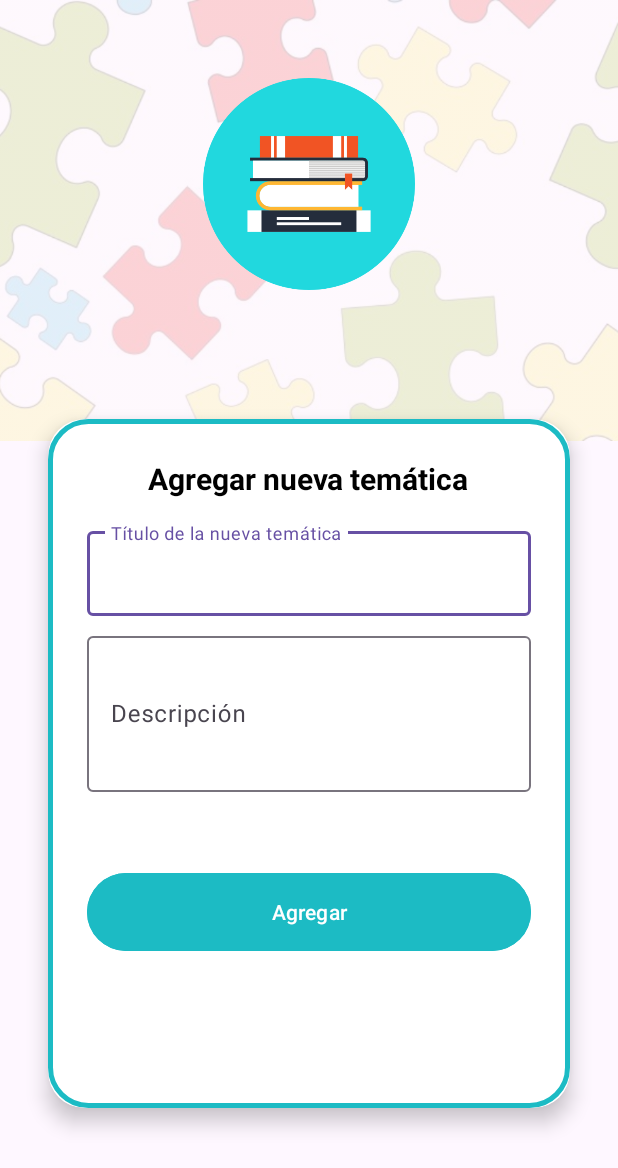
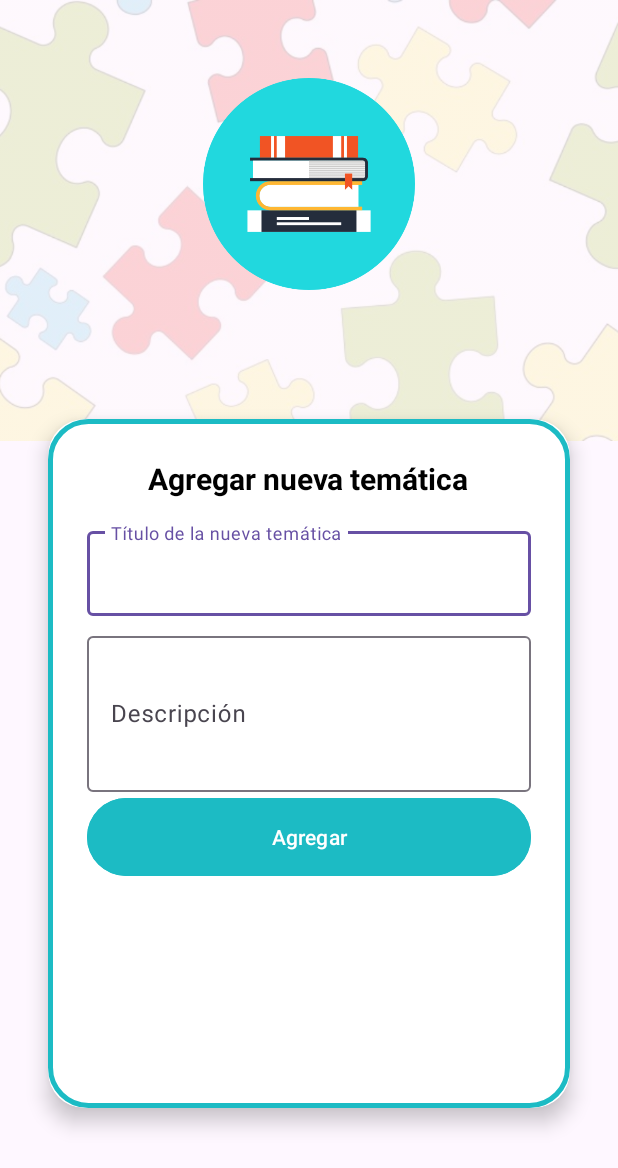
Before and after one commit to oswald1512/CatedraDsm, an Android app: the AgregarTematicaActivity screen opened directly, with no data from a screen before it, on a phone screen of 412 x 824 dp. Shown: the top 1168 px of the screen. Run offline under Robolectric (Android 15) with nearby library versions, the phone set to English and light mode, and no system bars; our stand-ins replace Firebase (no records; nobody signed in at launch, a user with empty details on screens opened directly); libraries missing offline, so code that uses them is left out: sv.edu.udb.

Commit message:
Pantallas de tematicas y fichas completas con CRUD actualizado

```diff
--- a/FichasEducativas/app/src/main/java/sv/edu/udb/fichaseducativas/HT192210/MU192557/RH190164/CT142074/TematicasActivity.kt
+++ b/FichasEducativas/app/src/main/java/sv/edu/udb/fichaseducativas/HT192210/MU192557/RH190164/CT142074/TematicasActivity.kt
@@ -122,8 +122,11 @@ class TematicasActivity : AppCompatActivity() {
     override fun onOptionsItemSelected(item: MenuItem): Boolean {
         return when (item.itemId) {
             R.id.action_sign_out -> {
-                auth.signOut()
+                com.google.firebase.auth.FirebaseAuth.getInstance().signOut()
                 Toast.makeText(this, "Sesión cerrada", Toast.LENGTH_SHORT).show()
+                val intent = Intent(this, LoginActivity::class.java)
+                intent.flags = Intent.FLAG_ACTIVITY_NEW_TASK or Intent.FLAG_ACTIVITY_CLEAR_TASK
+                startActivity(intent)
                 finish()
                 true
             }
--- a/FichasEducativas/app/src/main/res/layout/activity_agregar_tematica.xml
+++ b/FichasEducativas/app/src/main/res/layout/activity_agregar_tematica.xml
@@ -92,7 +92,7 @@
                 android:id="@+id/btnAgregarTematica"
                 android:layout_width="match_parent"
                 android:layout_height="60dp"
-                android:layout_marginTop="50dp"
+                android:layout_marginTop="0dp"
                 android:backgroundTint="@color/teal_200"
                 android:text="Agregar"
                 android:textColor="@android:color/white" />
```
Also changed, not shown: FichasEducativas/app/src/main/java/sv/edu/udb/fichaseducativas/HT192210/MU192557/RH190164/CT142074/AgregarFichaActivity.kt (+10 -4 lines).
